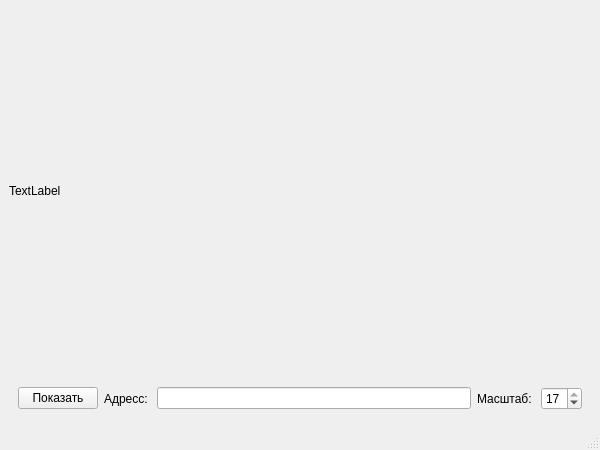
Above: on.ui from Kath022/-Maps-API before the change. Below: the same form after it.
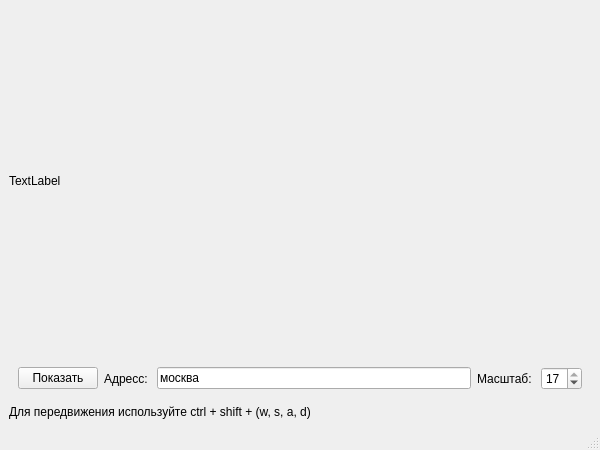
That is the form after the change.

What changed in the file:
```diff
--- a/on.ui
+++ b/on.ui
@@ -46,7 +46,11 @@
         </widget>
        </item>
        <item>
-        <widget class="QLineEdit" name="lineEdit"/>
+        <widget class="QLineEdit" name="lineEdit">
+         <property name="text">
+          <string>москва</string>
+         </property>
+        </widget>
        </item>
        <item>
         <widget class="QLabel" name="labed">
@@ -68,6 +72,13 @@
       </layout>
      </widget>
     </item>
+    <item>
+     <widget class="QLabel" name="label_3">
+      <property name="text">
+       <string>Для передвижения используйте ctrl + shift + (w, s, a, d)</string>
+      </property>
+     </widget>
+    </item>
    </layout>
   </widget>
   <widget class="QMenuBar" name="menubar">
```
